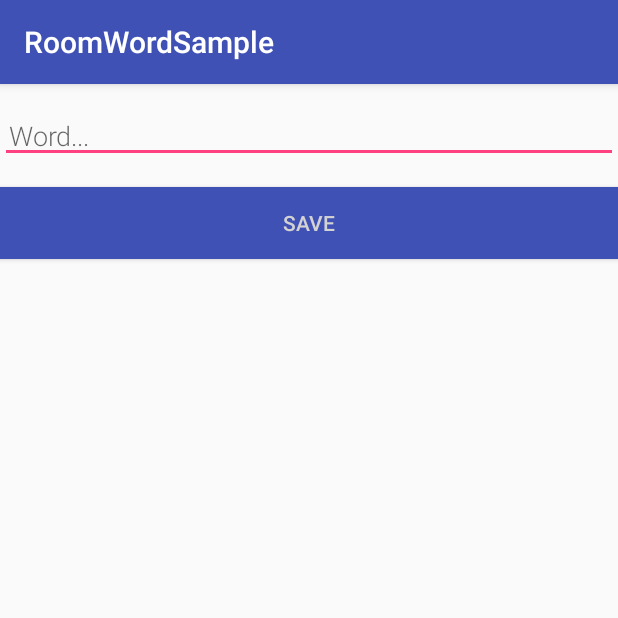
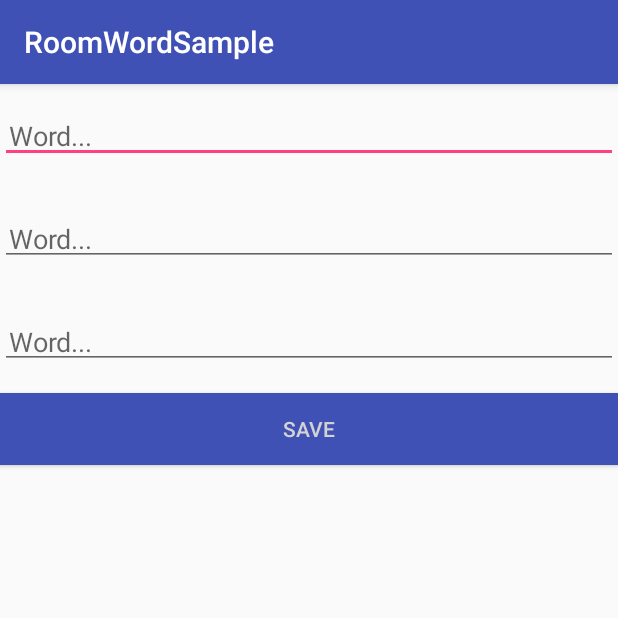
Before and after one commit to umutcankarakas/Blackbeard, an Android app: the screen it shows after launch (NewWordActivity), after a tap on an icon or button, on a phone screen of 412 x 824 dp, the top half of it. Run offline under Robolectric (Android 15) with nearby library versions, the phone set to English and light mode, and no system bars; our stand-ins replace Room's generated code; libraries missing offline, so code that uses them is left out: android.arch.persistence.

Commit message:
-"Adding three text input to the database at once" feature added.

```diff
--- a/app/src/main/java/com/roomwordsample/MainActivity.java
+++ b/app/src/main/java/com/roomwordsample/MainActivity.java
@@ -82,7 +82,11 @@ public class MainActivity extends AppCompatActivity {
         super.onActivityResult(requestCode, resultCode, data);
 
         if (requestCode == NEW_WORD_ACTIVITY_REQUEST_CODE && resultCode == RESULT_OK) {
-            Word word = new Word(data.getStringExtra(NewWordActivity.EXTRA_REPLY));
+            String title  =data.getStringExtra(NewWordActivity.EXTRA_REPLY_TITLE);
+            String description  =data.getStringExtra(NewWordActivity.EXTRA_REPLY_DESC);
+            String personid  =data.getStringExtra(NewWordActivity.EXTRA_REPLY_USERID);
+
+            Word word = new Word(title,description, personid);
             mWordViewModel.insert(word);
         } else {
             Toast.makeText(
--- a/app/src/main/java/com/roomwordsample/NewWordActivity.java
+++ b/app/src/main/java/com/roomwordsample/NewWordActivity.java
@@ -12,25 +12,35 @@ import com.roomwordsample.R;
 
 public class NewWordActivity extends AppCompatActivity {
 
-    public static final String EXTRA_REPLY = "com.example.android.wordlistsql.REPLY";
+    public static final String EXTRA_REPLY_TITLE = "com.example.android.wordlistsql.TITLE";
+    public static final String EXTRA_REPLY_DESC = "com.example.android.wordlistsql.REPLY";
+    public static final String EXTRA_REPLY_USERID = "com.example.android.wordlistsql.USERID";
 
-    private EditText mEditWordView;
+    private EditText mEditWordView1;
+    private EditText mEditWordView2;
+    private EditText mEditWordView3;
 
     @Override
     public void onCreate(Bundle savedInstanceState) {
         super.onCreate(savedInstanceState);
         setContentView(R.layout.activity_new_word);
-        mEditWordView = findViewById(R.id.edit_word);
+        mEditWordView1 = findViewById(R.id.edit_word1);
+        mEditWordView2 = findViewById(R.id.edit_word2);
+        mEditWordView3 = findViewById(R.id.edit_word3);
 
         final Button button = findViewById(R.id.button_save);
         button.setOnClickListener(new View.OnClickListener() {
             public void onClick(View view) {
                 Intent replyIntent = new Intent();
-                if (TextUtils.isEmpty(mEditWordView.getText())) {
+                if (TextUtils.isEmpty(mEditWordView1.getText()) || TextUtils.isEmpty(mEditWordView2.getText()) || TextUtils.isEmpty(mEditWordView3.getText()) ) {
                     setResult(RESULT_CANCELED, replyIntent);
                 } else {
-                    String word = mEditWordView.getText().toString();
-                    replyIntent.putExtra(EXTRA_REPLY, word);
+                    String word = mEditWordView1.getText().toString() ;
+                    String word1 = mEditWordView2.getText().toString() ;
+                    String word2 = mEditWordView3.getText().toString() ;
+                    replyIntent.putExtra(EXTRA_REPLY_TITLE, word);
+                    replyIntent.putExtra(EXTRA_REPLY_DESC, word1);
+                    replyIntent.putExtra(EXTRA_REPLY_USERID, word2);
                     setResult(RESULT_OK, replyIntent);
                 }
                 finish();
--- a/app/src/main/java/com/roomwordsample/WordDao.java
+++ b/app/src/main/java/com/roomwordsample/WordDao.java
@@ -16,7 +16,7 @@ public interface WordDao {
     @Query("DELETE FROM word_table")
     void deleteAll();
 
-    @Query("SELECT * from word_table ORDER BY word ASC")
+    @Query("SELECT * from word_table ORDER BY userid ASC")
     LiveData<List<Word>> getAllWords();
 
 }
--- a/app/src/main/java/com/roomwordsample/WordListAdapter.java
+++ b/app/src/main/java/com/roomwordsample/WordListAdapter.java
@@ -35,7 +35,7 @@ public class WordListAdapter extends RecyclerView.Adapter<WordListAdapter.WordVi
     public void onBindViewHolder(WordViewHolder holder, int position) {
         if (mWords != null) {
             Word current = mWords.get(position);
-            holder.wordItemView.setText(current.getWord());
+            holder.wordItemView.setText(current.toString());
         } else {
             // Covers the case of data not being ready yet.
             holder.wordItemView.setText("No Word");
--- a/app/src/main/java/com/roomwordsample/WordRoomDatabase.java
+++ b/app/src/main/java/com/roomwordsample/WordRoomDatabase.java
@@ -8,7 +8,7 @@ import android.content.Context;
 import android.os.AsyncTask;
 import android.support.annotation.NonNull;
 
-@Database(entities = {Word.class}, version = 1)
+@Database(entities = {Word.class}, version = 2, exportSchema = false)
 public abstract class WordRoomDatabase extends RoomDatabase {
 
     public abstract WordDao wordDao();
@@ -22,7 +22,7 @@ public abstract class WordRoomDatabase extends RoomDatabase {
                 if (INSTANCE == null) {
                     //Creating database here
                     INSTANCE = Room.databaseBuilder(context.getApplicationContext(),
-                            WordRoomDatabase.class, "word_database")
+                            WordRoomDatabase.class, "word_database34")
                             .build();
 
                 }
@@ -52,9 +52,9 @@ public abstract class WordRoomDatabase extends RoomDatabase {
         @Override
         protected Void doInBackground(final Void... params) {
             mDao.deleteAll();
-            Word word = new Word("Hello");
+            Word word = new Word("Hello", "Detail 1", "1");
             mDao.insert(word);
-            word = new Word("World");
+            word = new Word("World", "Detail 2", "1");
             mDao.insert(word);
             return null;
         }
--- a/app/src/main/res/layout/activity_new_word.xml
+++ b/app/src/main/res/layout/activity_new_word.xml
@@ -5,10 +5,29 @@
     android:layout_height="match_parent">
 
     <EditText
-        android:id="@+id/edit_word"
+        android:id="@+id/edit_word1"
         android:layout_width="match_parent"
         android:layout_height="wrap_content"
-        android:fontFamily="sans-serif-light"
+        android:hint="@string/hint_word"
+        android:inputType="textAutoComplete"
+        android:padding="@dimen/small_padding"
+        android:layout_marginBottom="@dimen/big_padding"
+        android:layout_marginTop="@dimen/big_padding"
+        android:textSize="18sp" />
+    <EditText
+        android:id="@+id/edit_word2"
+        android:layout_width="match_parent"
+        android:layout_height="wrap_content"
+        android:hint="@string/hint_word"
+        android:inputType="textAutoComplete"
+        android:padding="@dimen/small_padding"
+        android:layout_marginBottom="@dimen/big_padding"
+        android:layout_marginTop="@dimen/big_padding"
+        android:textSize="18sp" />
+    <EditText
+        android:id="@+id/edit_word3"
+        android:layout_width="match_parent"
+        android:layout_height="wrap_content"
         android:hint="@string/hint_word"
         android:inputType="textAutoComplete"
         android:padding="@dimen/small_padding"
--- a/app/src/main/res/layout/recyclerview_item.xml
+++ b/app/src/main/res/layout/recyclerview_item.xml
@@ -9,4 +9,5 @@
         android:layout_width="match_parent"
         android:layout_height="wrap_content"
         android:background="@android:color/holo_orange_light" />
+
 </LinearLayout>
```
Also changed, not shown: app/src/main/java/com/roomwordsample/Word.java (+40 -5 lines).
